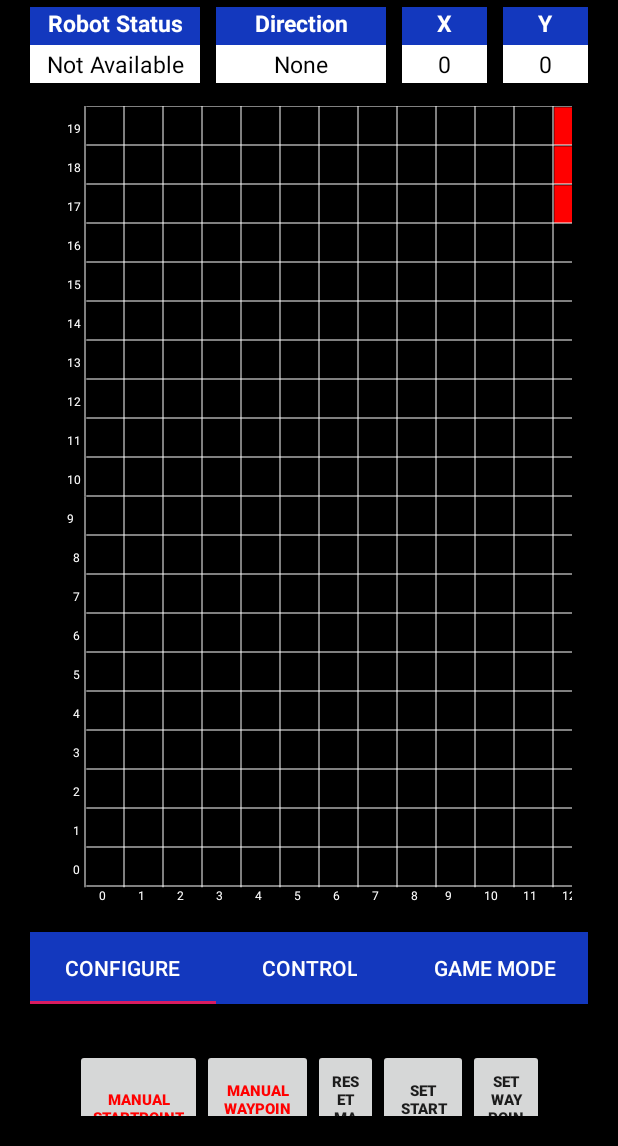
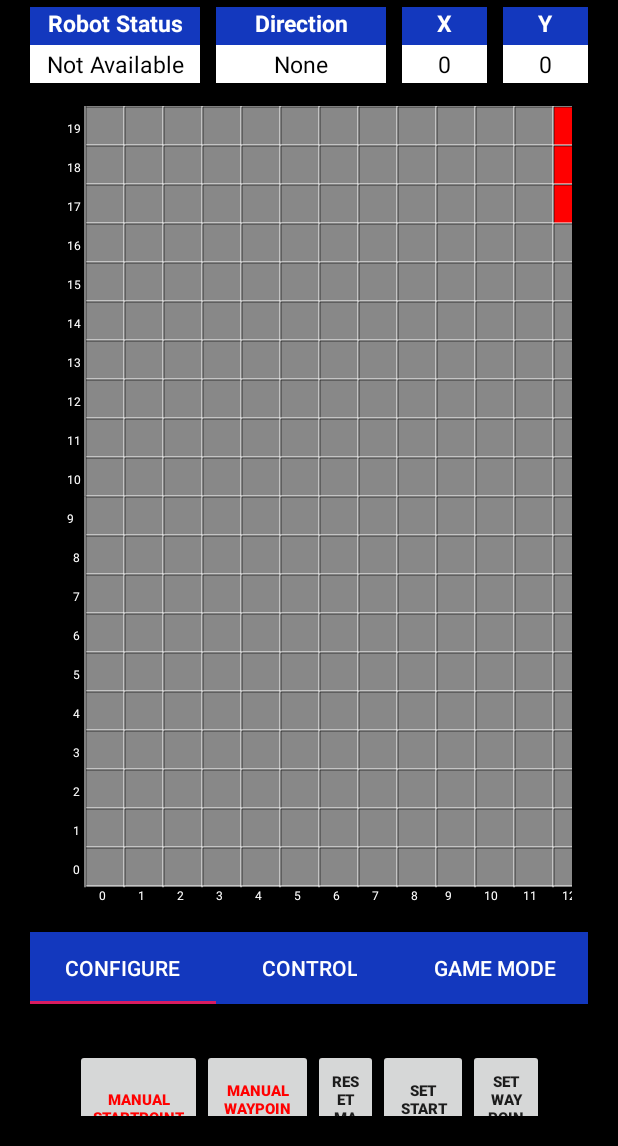
Before and after one commit to khamiruf/CZ3004_MDP, an Android app: the screen it shows after launch (MainActivity), on a phone screen of 412 x 824 dp, the part 90-1236 px from its top. Run offline under Robolectric (Android 15) with nearby library versions, the phone set to English and light mode, and no system bars; 1 statement that could not run was skipped.

Commit message:
color change

```diff
--- a/app/src/main/java/com/example/robot_controller_group8/ui/main/GridMap.java
+++ b/app/src/main/java/com/example/robot_controller_group8/ui/main/GridMap.java
@@ -92,12 +92,12 @@ public class GridMap extends View {
         blackPaint.setStyle(Paint.Style.FILL_AND_STROKE);
         blackPaint.setColor(Color.BLACK);
         whitePaint.setColor(Color.WHITE);
-        obstacleColor.setColor(Color.GRAY);
+        obstacleColor.setColor(Color.BLACK);
         robotColor.setColor(Color.GREEN);
         endColor.setColor(Color.RED);
         startColor.setColor(Color.CYAN);
         waypointColor.setColor(Color.YELLOW);
-        unexploredColor.setColor(Color.BLACK);
+        unexploredColor.setColor(Color.GRAY);
         exploredColor.setColor(Color.WHITE);
         arrowColor.setColor(Color.BLACK);
         fastestPathColor.setColor(Color.MAGENTA);
```
Also changed, not shown: 5 other files.
